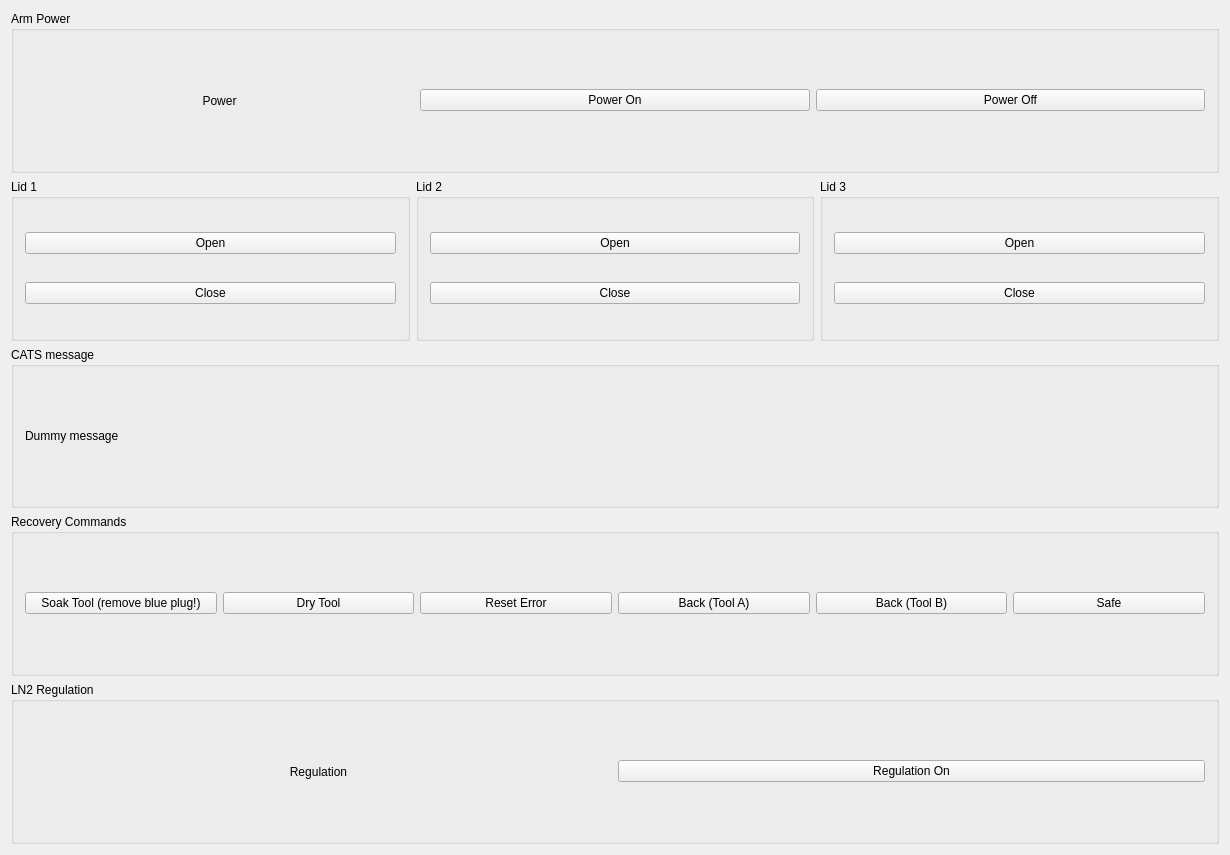
First picture: the form in Bricks/BESSY/bessy_widgets/ui_files/Qt4_catsmaintwidget.ui, repository hellmig/mxcube, before the edit.
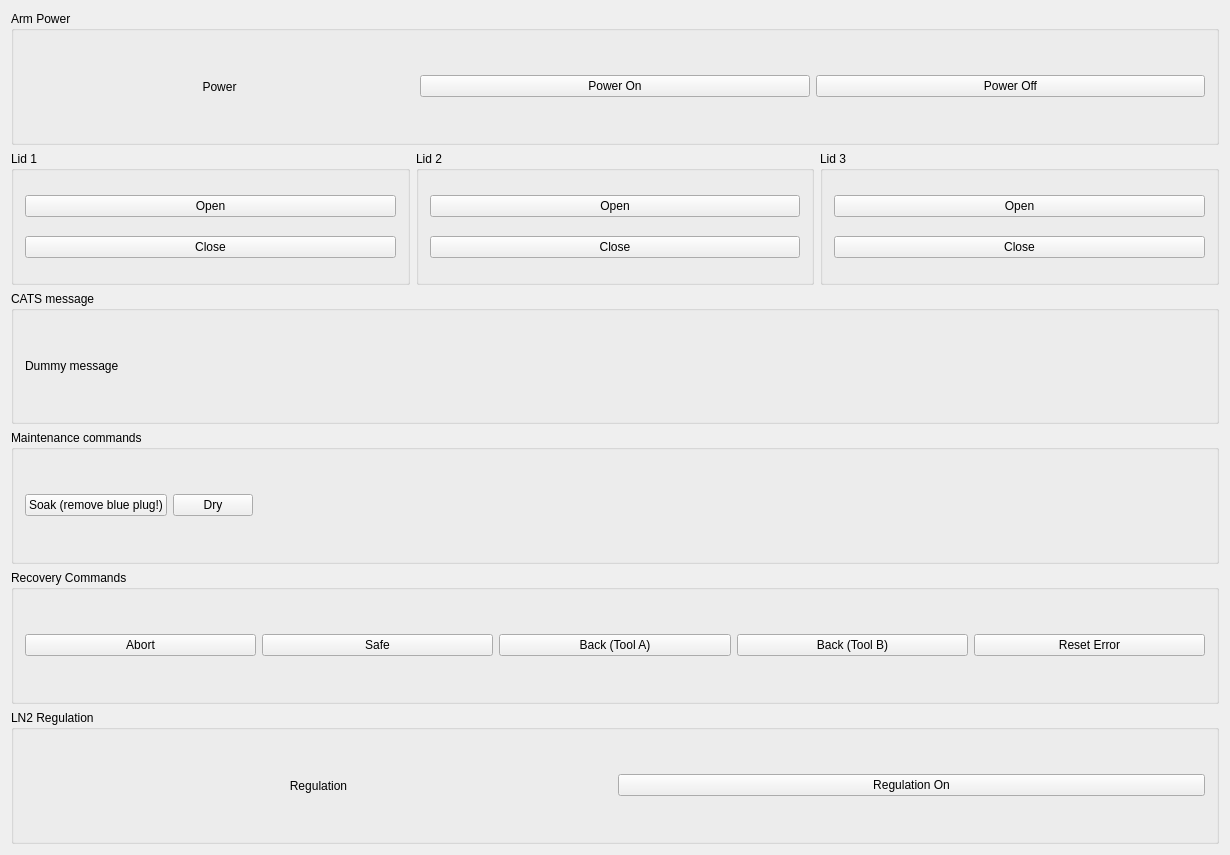
Second picture: the form after the edit.

What changed in the file:
```diff
--- a/Bricks/BESSY/bessy_widgets/ui_files/Qt4_catsmaintwidget.ui
+++ b/Bricks/BESSY/bessy_widgets/ui_files/Qt4_catsmaintwidget.ui
@@ -185,27 +185,56 @@
     </widget>
    </item>
    <item>
-    <widget class="QGroupBox" name="groupBox13">
+    <widget class="QGroupBox" name="groupBox">
      <property name="title">
-      <string>Recovery Commands</string>
+      <string>Maintenance commands</string>
      </property>
-     <layout class="QHBoxLayout">
+     <layout class="QHBoxLayout" name="horizontalLayout">
       <item>
        <widget class="QPushButton" name="btSoakTool">
         <property name="text">
-         <string>Soak Tool (remove blue plug!)</string>
+         <string>Soak (remove blue plug!)</string>
         </property>
        </widget>
       </item>
       <item>
        <widget class="QPushButton" name="btDryTool">
         <property name="text">
-         <string>Dry Tool</string>
+         <string>Dry</string>
         </property>
        </widget>
       </item>
       <item>
-       <widget class="QPushButton" name="btResetError">
+       <spacer name="horizontalSpacer">
+        <property name="orientation">
+         <enum>Qt::Horizontal</enum>
+        </property>
+        <property name="sizeHint" stdset="0">
+         <size>
+          <width>890</width>
+          <height>20</height>
+         </size>
+        </property>
+       </spacer>
+      </item>
+     </layout>
+    </widget>
+   </item>
+   <item>
+    <widget class="QGroupBox" name="groupBox13">
+     <property name="title">
+      <string>Recovery Commands</string>
+     </property>
+     <layout class="QHBoxLayout">
+      <item>
+       <widget class="QPushButton" name="btAbort">
+        <property name="text">
+         <string>Abort</string>
+        </property>
+       </widget>
+      </item>
+      <item>
+       <widget class="QPushButton" name="btSafe">
         <property name="sizePolicy">
          <sizepolicy hsizetype="Minimum" vsizetype="Fixed">
           <horstretch>0</horstretch>
@@ -216,7 +245,7 @@
          <font/>
         </property>
         <property name="text">
-         <string>Reset Error</string>
+         <string>Safe</string>
         </property>
        </widget>
       </item>
@@ -244,7 +273,7 @@
        </widget>
       </item>
       <item>
-       <widget class="QPushButton" name="btSafe">
+       <widget class="QPushButton" name="btResetError">
         <property name="sizePolicy">
          <sizepolicy hsizetype="Minimum" vsizetype="Fixed">
           <horstretch>0</horstretch>
@@ -255,7 +284,7 @@
          <font/>
         </property>
         <property name="text">
-         <string>Safe</string>
+         <string>Reset Error</string>
         </property>
        </widget>
       </item>
```
Left out of the diff: 2 changed lines with no effect on the pictures.
